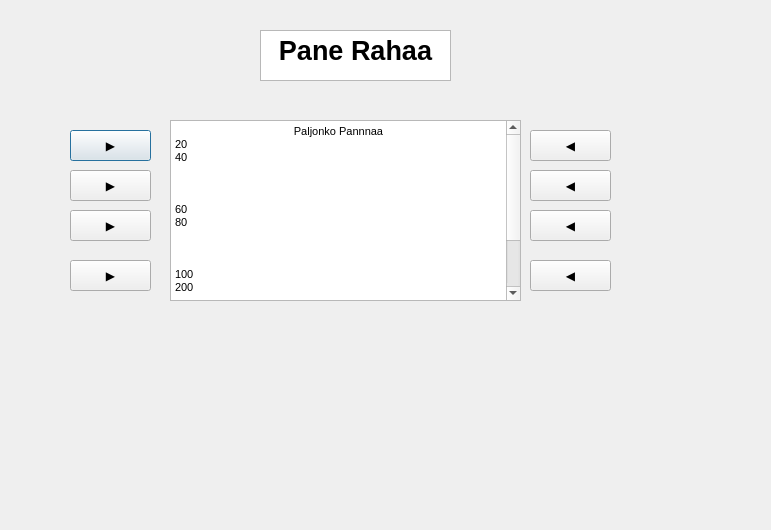
Before: the Qt Designer form bankautomat/pano.ui in tvt21kmo-bank-project/group_6, drawn with Qt 5.
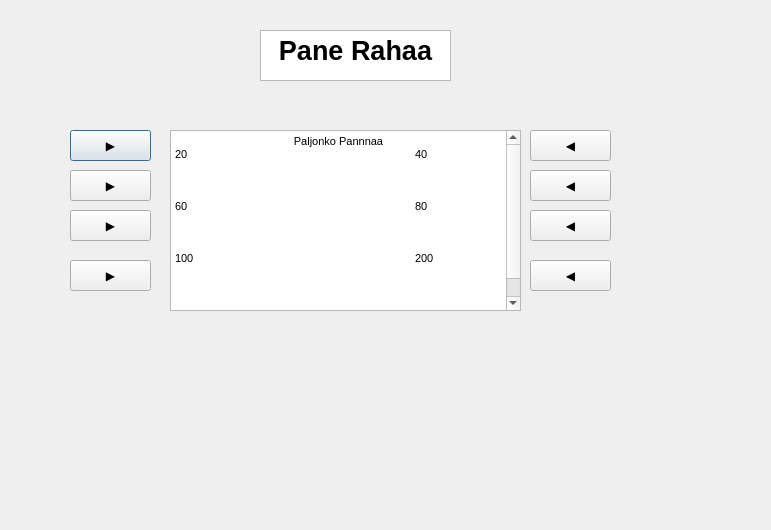
After: the same form once the commit is applied.

Commit message: tyyppisivun timer kuntoon

```diff
--- a/bankautomat/pano.ui
+++ b/bankautomat/pano.ui
@@ -17,31 +17,31 @@
    <property name="geometry">
     <rect>
      <x>170</x>
-     <y>120</y>
+     <y>130</y>
      <width>351</width>
      <height>181</height>
     </rect>
    </property>
    <property name="html">
     <string>&lt;!DOCTYPE HTML PUBLIC &quot;-//W3C//DTD HTML 4.0//EN&quot; &quot;http://www.w3.org/TR/REC-html40/strict.dtd&quot;&gt;
-&lt;html&gt;&lt;head&gt;&lt;meta name=&quot;qrichtext&quot; content=&quot;1&quot; /&gt;&lt;meta charset=&quot;utf-8&quot; /&gt;&lt;style type=&quot;text/css&quot;&gt;
+&lt;html&gt;&lt;head&gt;&lt;meta name=&quot;qrichtext&quot; content=&quot;1&quot; /&gt;&lt;style type=&quot;text/css&quot;&gt;
 p, li { white-space: pre-wrap; }
-&lt;/style&gt;&lt;/head&gt;&lt;body style=&quot; font-family:'.AppleSystemUIFont'; font-size:13pt; font-weight:400; font-style:normal;&quot;&gt;
-&lt;p align=&quot;center&quot; style=&quot; margin-top:0px; margin-bottom:0px; margin-left:0px; margin-right:0px; -qt-block-indent:0; text-indent:0px;&quot;&gt;&lt;span style=&quot; font-family:'MS Shell Dlg 2'; font-size:8.25pt;&quot;&gt;Paljonko Pannnaa&lt;/span&gt;&lt;/p&gt;
-&lt;p style=&quot; margin-top:0px; margin-bottom:0px; margin-left:0px; margin-right:0px; -qt-block-indent:0; text-indent:0px;&quot;&gt;&lt;span style=&quot; font-family:'MS Shell Dlg 2'; font-size:8.25pt;&quot;&gt;20				40&lt;/span&gt;&lt;/p&gt;
-&lt;p style=&quot;-qt-paragraph-type:empty; margin-top:0px; margin-bottom:0px; margin-left:0px; margin-right:0px; -qt-block-indent:0; text-indent:0px; font-family:'MS Shell Dlg 2'; font-size:8.25pt;&quot;&gt;&lt;br /&gt;&lt;/p&gt;
-&lt;p style=&quot;-qt-paragraph-type:empty; margin-top:0px; margin-bottom:0px; margin-left:0px; margin-right:0px; -qt-block-indent:0; text-indent:0px; font-family:'MS Shell Dlg 2'; font-size:8.25pt;&quot;&gt;&lt;br /&gt;&lt;/p&gt;
-&lt;p style=&quot;-qt-paragraph-type:empty; margin-top:0px; margin-bottom:0px; margin-left:0px; margin-right:0px; -qt-block-indent:0; text-indent:0px; font-family:'MS Shell Dlg 2'; font-size:8.25pt;&quot;&gt;&lt;br /&gt;&lt;/p&gt;
-&lt;p style=&quot; margin-top:0px; margin-bottom:0px; margin-left:0px; margin-right:0px; -qt-block-indent:0; text-indent:0px;&quot;&gt;&lt;span style=&quot; font-family:'MS Shell Dlg 2'; font-size:8.25pt;&quot;&gt;60				80&lt;/span&gt;&lt;/p&gt;
-&lt;p style=&quot;-qt-paragraph-type:empty; margin-top:0px; margin-bottom:0px; margin-left:0px; margin-right:0px; -qt-block-indent:0; text-indent:0px; font-family:'MS Shell Dlg 2'; font-size:8.25pt;&quot;&gt;&lt;br /&gt;&lt;/p&gt;
-&lt;p style=&quot;-qt-paragraph-type:empty; margin-top:0px; margin-bottom:0px; margin-left:0px; margin-right:0px; -qt-block-indent:0; text-indent:0px; font-family:'MS Shell Dlg 2'; font-size:8.25pt;&quot;&gt;&lt;br /&gt;&lt;/p&gt;
-&lt;p style=&quot;-qt-paragraph-type:empty; margin-top:0px; margin-bottom:0px; margin-left:0px; margin-right:0px; -qt-block-indent:0; text-indent:0px; font-family:'MS Shell Dlg 2'; font-size:8.25pt;&quot;&gt;&lt;br /&gt;&lt;/p&gt;
-&lt;p style=&quot; margin-top:0px; margin-bottom:0px; margin-left:0px; margin-right:0px; -qt-block-indent:0; text-indent:0px;&quot;&gt;&lt;span style=&quot; font-family:'MS Shell Dlg 2'; font-size:8.25pt;&quot;&gt;100				200&lt;/span&gt;&lt;/p&gt;
-&lt;p style=&quot;-qt-paragraph-type:empty; margin-top:0px; margin-bottom:0px; margin-left:0px; margin-right:0px; -qt-block-indent:0; text-indent:0px; font-family:'MS Shell Dlg 2'; font-size:8.25pt;&quot;&gt;&lt;br /&gt;&lt;/p&gt;
-&lt;p style=&quot; margin-top:0px; margin-bottom:0px; margin-left:0px; margin-right:0px; -qt-block-indent:0; text-indent:0px;&quot;&gt;&lt;span style=&quot; font-family:'MS Shell Dlg 2'; font-size:8.25pt;&quot;&gt;			          &lt;/span&gt;&lt;/p&gt;
-&lt;p style=&quot;-qt-paragraph-type:empty; margin-top:0px; margin-bottom:0px; margin-left:0px; margin-right:0px; -qt-block-indent:0; text-indent:0px; font-family:'MS Shell Dlg 2'; font-size:8.25pt;&quot;&gt;&lt;br /&gt;&lt;/p&gt;
-&lt;p style=&quot;-qt-paragraph-type:empty; margin-top:0px; margin-bottom:0px; margin-left:0px; margin-right:0px; -qt-block-indent:0; text-indent:0px; font-family:'MS Shell Dlg 2'; font-size:8.25pt;&quot;&gt;&lt;br /&gt;&lt;/p&gt;
-&lt;p style=&quot; margin-top:0px; margin-bottom:0px; margin-left:0px; margin-right:0px; -qt-block-indent:0; text-indent:0px;&quot;&gt;&lt;span style=&quot; font-family:'MS Shell Dlg 2'; font-size:8.25pt;&quot;&gt;Palaa Takaisin 			                  Muu Summa&lt;/span&gt;&lt;/p&gt;&lt;/body&gt;&lt;/html&gt;</string>
+&lt;/style&gt;&lt;/head&gt;&lt;body style=&quot; font-family:'MS Shell Dlg 2'; font-size:8.25pt; font-weight:400; font-style:normal;&quot;&gt;
+&lt;p align=&quot;center&quot; style=&quot; margin-top:0px; margin-bottom:0px; margin-left:0px; margin-right:0px; -qt-block-indent:0; text-indent:0px;&quot;&gt;Paljonko Pannnaa&lt;/p&gt;
+&lt;p style=&quot; margin-top:0px; margin-bottom:0px; margin-left:0px; margin-right:0px; -qt-block-indent:0; text-indent:0px;&quot;&gt;20			40&lt;/p&gt;
+&lt;p style=&quot;-qt-paragraph-type:empty; margin-top:0px; margin-bottom:0px; margin-left:0px; margin-right:0px; -qt-block-indent:0; text-indent:0px;&quot;&gt;&lt;br /&gt;&lt;/p&gt;
+&lt;p style=&quot;-qt-paragraph-type:empty; margin-top:0px; margin-bottom:0px; margin-left:0px; margin-right:0px; -qt-block-indent:0; text-indent:0px;&quot;&gt;&lt;br /&gt;&lt;/p&gt;
+&lt;p style=&quot;-qt-paragraph-type:empty; margin-top:0px; margin-bottom:0px; margin-left:0px; margin-right:0px; -qt-block-indent:0; text-indent:0px;&quot;&gt;&lt;br /&gt;&lt;/p&gt;
+&lt;p style=&quot; margin-top:0px; margin-bottom:0px; margin-left:0px; margin-right:0px; -qt-block-indent:0; text-indent:0px;&quot;&gt;60			80&lt;/p&gt;
+&lt;p style=&quot;-qt-paragraph-type:empty; margin-top:0px; margin-bottom:0px; margin-left:0px; margin-right:0px; -qt-block-indent:0; text-indent:0px;&quot;&gt;&lt;br /&gt;&lt;/p&gt;
+&lt;p style=&quot;-qt-paragraph-type:empty; margin-top:0px; margin-bottom:0px; margin-left:0px; margin-right:0px; -qt-block-indent:0; text-indent:0px;&quot;&gt;&lt;br /&gt;&lt;/p&gt;
+&lt;p style=&quot;-qt-paragraph-type:empty; margin-top:0px; margin-bottom:0px; margin-left:0px; margin-right:0px; -qt-block-indent:0; text-indent:0px;&quot;&gt;&lt;br /&gt;&lt;/p&gt;
+&lt;p style=&quot; margin-top:0px; margin-bottom:0px; margin-left:0px; margin-right:0px; -qt-block-indent:0; text-indent:0px;&quot;&gt;100			200&lt;/p&gt;
+&lt;p style=&quot;-qt-paragraph-type:empty; margin-top:0px; margin-bottom:0px; margin-left:0px; margin-right:0px; -qt-block-indent:0; text-indent:0px;&quot;&gt;&lt;br /&gt;&lt;/p&gt;
+&lt;p style=&quot; margin-top:0px; margin-bottom:0px; margin-left:0px; margin-right:0px; -qt-block-indent:0; text-indent:0px;&quot;&gt;			          &lt;/p&gt;
+&lt;p style=&quot;-qt-paragraph-type:empty; margin-top:0px; margin-bottom:0px; margin-left:0px; margin-right:0px; -qt-block-indent:0; text-indent:0px;&quot;&gt;&lt;br /&gt;&lt;/p&gt;
+&lt;p style=&quot;-qt-paragraph-type:empty; margin-top:0px; margin-bottom:0px; margin-left:0px; margin-right:0px; -qt-block-indent:0; text-indent:0px;&quot;&gt;&lt;br /&gt;&lt;/p&gt;
+&lt;p style=&quot; margin-top:0px; margin-bottom:0px; margin-left:0px; margin-right:0px; -qt-block-indent:0; text-indent:0px;&quot;&gt;Palaa Takaisin 		                  Muu Summa&lt;/p&gt;&lt;/body&gt;&lt;/html&gt;</string>
    </property>
   </widget>
   <widget class="QTextBrowser" name="textBrowser">
```
Left out of the diff: 7 changed lines with no effect on the pictures. The commit also changes 1 other file.
